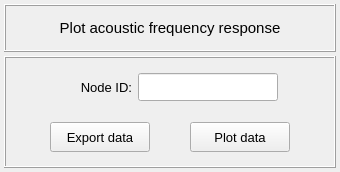
open-pulse/OpenPulse, file pulse/interface/data/ui_files/plots/results/acoustic/get_acoustic_frequency_response.ui: the form before one commit.
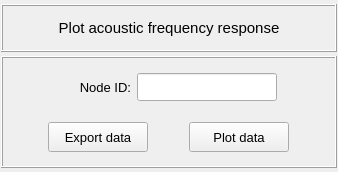
The form after the commit.

```diff
--- a/pulse/interface/data/ui_files/plots/results/acoustic/get_acoustic_frequency_response.ui
+++ b/pulse/interface/data/ui_files/plots/results/acoustic/get_acoustic_frequency_response.ui
@@ -6,7 +6,7 @@
    <rect>
     <x>0</x>
     <y>0</y>
-    <width>340</width>
+    <width>338</width>
     <height>172</height>
    </rect>
   </property>
@@ -27,13 +27,13 @@
   </property>
   <layout class="QGridLayout" name="gridLayout_8">
    <property name="leftMargin">
-    <number>4</number>
+    <number>1</number>
    </property>
    <property name="topMargin">
     <number>4</number>
    </property>
    <property name="rightMargin">
-    <number>4</number>
+    <number>1</number>
    </property>
    <property name="bottomMargin">
     <number>4</number>
@@ -326,20 +326,38 @@
          <property name="spacing">
           <number>0</number>
          </property>
-         <item row="0" column="0">
-          <spacer name="horizontalSpacer_2">
-           <property name="orientation">
-            <enum>Qt::Horizontal</enum>
-           </property>
-           <property name="sizeHint" stdset="0">
-            <size>
-             <width>40</width>
-             <height>20</height>
-            </size>
-           </property>
-          </spacer>
-         </item>
          <item row="0" column="1">
+          <widget class="QPushButton" name="pushButton_plot_data">
+           <property name="minimumSize">
+            <size>
+             <width>100</width>
+             <height>30</height>
+            </size>
+           </property>
+           <property name="maximumSize">
+            <size>
+             <width>100</width>
+             <height>30</height>
+            </size>
+           </property>
+           <property name="font">
+            <font>
+             <family>MS Shell Dlg 2</family>
+             <pointsize>10</pointsize>
+             <weight>50</weight>
+             <italic>false</italic>
+             <bold>false</bold>
+            </font>
+           </property>
+           <property name="styleSheet">
+            <string notr="true"/>
+           </property>
+           <property name="text">
+            <string>Plot data</string>
+           </property>
+          </widget>
+         </item>
+         <item row="0" column="0">
           <widget class="QPushButton" name="pushButton_export_data">
            <property name="minimumSize">
             <size>
@@ -373,63 +391,6 @@
            </property>
           </widget>
          </item>
-         <item row="0" column="3">
-          <widget class="QPushButton" name="pushButton_plot_data">
-           <property name="minimumSize">
-            <size>
-             <width>100</width>
-             <height>30</height>
-            </size>
-           </property>
-           <property name="maximumSize">
-            <size>
-             <width>100</width>
-             <height>30</height>
-            </size>
-           </property>
-           <property name="font">
-            <font>
-             <family>MS Shell Dlg 2</family>
-             <pointsize>10</pointsize>
-             <weight>50</weight>
-             <italic>false</italic>
-             <bold>false</bold>
-            </font>
-           </property>
-           <property name="styleSheet">
-            <string notr="true"/>
-           </property>
-           <property name="text">
-            <string>Plot data</string>
-           </property>
-          </widget>
-         </item>
-         <item row="0" column="2">
-          <spacer name="horizontalSpacer">
-           <property name="orientation">
-            <enum>Qt::Horizontal</enum>
-           </property>
-           <property name="sizeHint" stdset="0">
-            <size>
-             <width>40</width>
-             <height>20</height>
-            </size>
-           </property>
-          </spacer>
-         </item>
-         <item row="0" column="4">
-          <spacer name="horizontalSpacer_3">
-           <property name="orientation">
-            <enum>Qt::Horizontal</enum>
-           </property>
-           <property name="sizeHint" stdset="0">
-            <size>
-             <width>40</width>
-             <height>20</height>
-            </size>
-           </property>
-          </spacer>
-         </item>
         </layout>
        </widget>
       </item>
```
